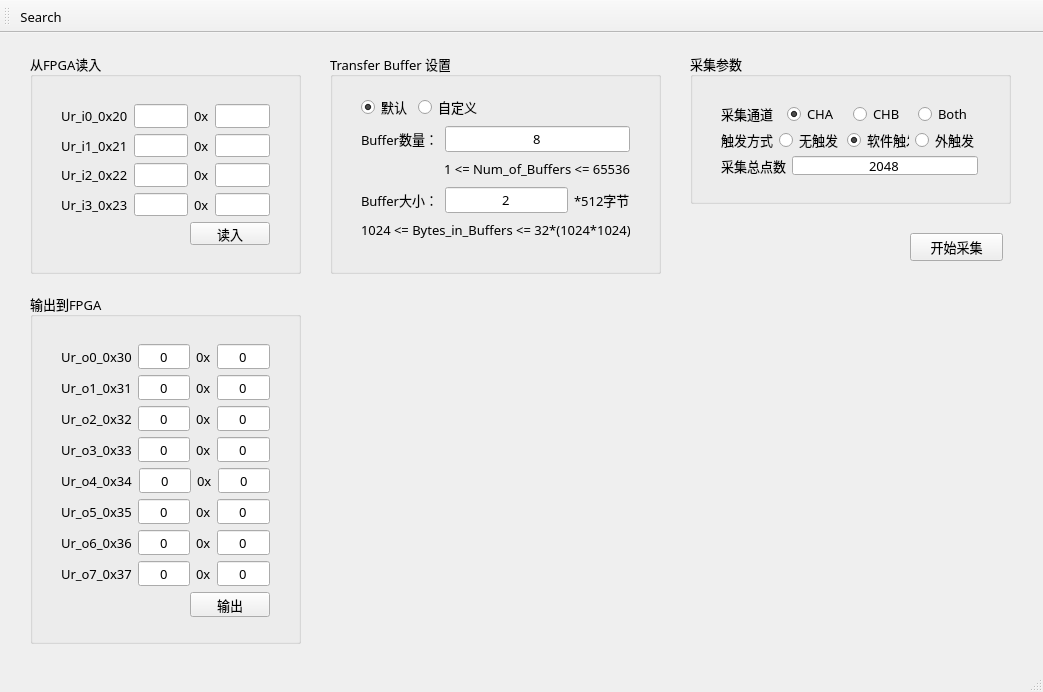
Qt form mainwindow.ui (yaojiaojiao/CStreamingCaptureFinal) before a commit.
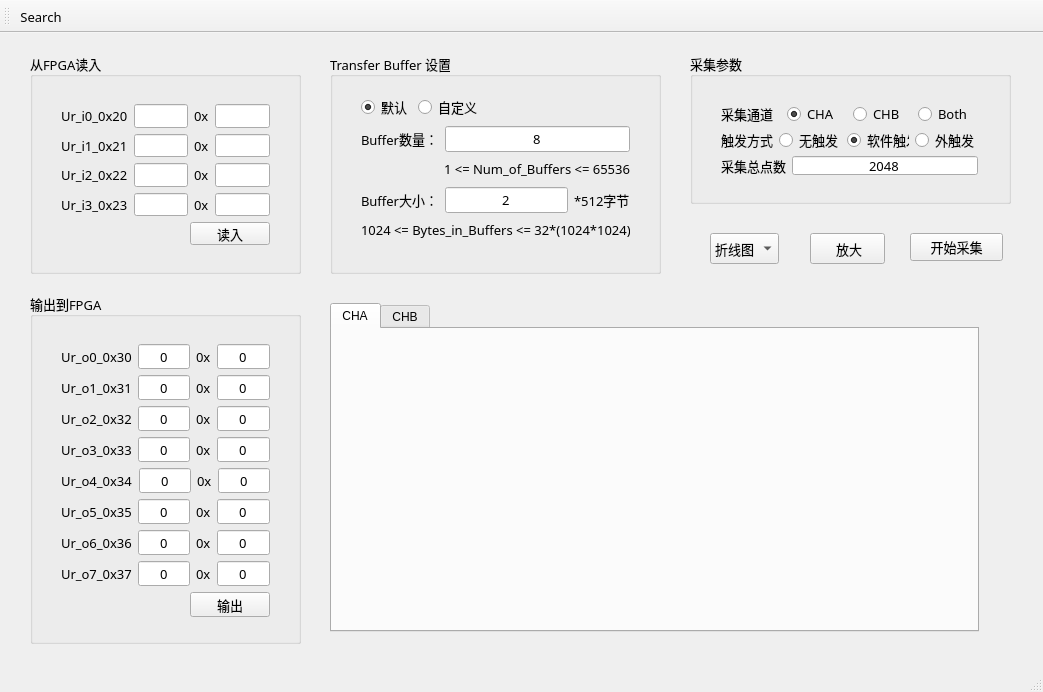
The same form after that commit. Custom widgets are drawn as their Qt base class.

The edit to the form file:
```diff
--- a/mainwindow.ui
+++ b/mainwindow.ui
@@ -36,16 +36,6 @@
      <string>开始采集</string>
     </property>
    </widget>
-   <widget class="QwtPlot" name="qwtPlot">
-    <property name="geometry">
-     <rect>
-      <x>330</x>
-      <y>290</y>
-      <width>681</width>
-      <height>311</height>
-     </rect>
-    </property>
-   </widget>
    <widget class="QGroupBox" name="groupBox">
     <property name="geometry">
      <rect>
@@ -1354,6 +1344,96 @@
      </layout>
     </widget>
    </widget>
+   <widget class="QComboBox" name="methodBox">
+    <property name="geometry">
+     <rect>
+      <x>710</x>
+      <y>200</y>
+      <width>69</width>
+      <height>31</height>
+     </rect>
+    </property>
+    <property name="font">
+     <font>
+      <family>微软雅黑</family>
+      <pointsize>10</pointsize>
+     </font>
+    </property>
+    <item>
+     <property name="text">
+      <string>折线图</string>
+     </property>
+    </item>
+    <item>
+     <property name="text">
+      <string>条形图</string>
+     </property>
+    </item>
+   </widget>
+   <widget class="QPushButton" name="pushButton">
+    <property name="geometry">
+     <rect>
+      <x>810</x>
+      <y>200</y>
+      <width>75</width>
+      <height>31</height>
+     </rect>
+    </property>
+    <property name="font">
+     <font>
+      <family>微软雅黑</family>
+      <pointsize>10</pointsize>
+     </font>
+    </property>
+    <property name="text">
+     <string> 放大</string>
+    </property>
+   </widget>
+   <widget class="QTabWidget" name="tabWidget">
+    <property name="geometry">
+     <rect>
+      <x>330</x>
+      <y>270</y>
+      <width>649</width>
+      <height>329</height>
+     </rect>
+    </property>
+    <property name="currentIndex">
+     <number>0</number>
+    </property>
+    <widget class="QWidget" name="CHA">
+     <attribute name="title">
+      <string>CHA</string>
+     </attribute>
+     <widget class="QWidget" name="verticalLayoutWidget">
+      <property name="geometry">
+       <rect>
+        <x>0</x>
+        <y>0</y>
+        <width>651</width>
+        <height>311</height>
+       </rect>
+      </property>
+      <layout class="QVBoxLayout" name="verticalLayout_CHA"/>
+     </widget>
+    </widget>
+    <widget class="QWidget" name="CHB">
+     <attribute name="title">
+      <string>CHB</string>
+     </attribute>
+     <widget class="QWidget" name="verticalLayoutWidget_2">
+      <property name="geometry">
+       <rect>
+        <x>0</x>
+        <y>0</y>
+        <width>651</width>
+        <height>311</height>
+       </rect>
+      </property>
+      <layout class="QVBoxLayout" name="verticalLayout_CHB"/>
+     </widget>
+    </widget>
+   </widget>
   </widget>
   <widget class="QMenuBar" name="menuBar">
    <property name="geometry">
@@ -1400,13 +1480,6 @@
   </action>
  </widget>
  <layoutdefault spacing="6" margin="11"/>
- <customwidgets>
-  <customwidget>
-   <class>QwtPlot</class>
-   <extends>QFrame</extends>
-   <header>qwt_plot.h</header>
-  </customwidget>
- </customwidgets>
  <resources/>
  <connections/>
  <buttongroups>
```
Left out of the diff: 2 changed lines with no effect on the pictures.
